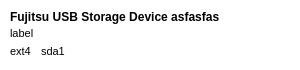
First picture: the form in playground/intern/quick-format/src/ui/item.ui, repository pars-linux/uludag, before the edit.
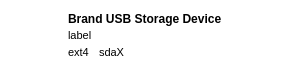
Second picture: the form after the edit. Icons and pictures are not drawn.

Commit message: show icon related to drive/partition type

The edit to the form file:
```diff
--- a/playground/intern/quick-format/src/ui/item.ui
+++ b/playground/intern/quick-format/src/ui/item.ui
@@ -54,14 +54,17 @@
      <property name="frameShadow">
       <enum>QFrame::Raised</enum>
      </property>
-     <layout class="QVBoxLayout" name="verticalLayout_2">
-      <property name="spacing">
+     <layout class="QGridLayout" name="gridLayout">
+      <property name="horizontalSpacing">
+       <number>10</number>
+      </property>
+      <property name="verticalSpacing">
        <number>0</number>
       </property>
       <property name="margin">
        <number>10</number>
       </property>
-      <item>
+      <item row="0" column="1">
        <widget class="QLabel" name="name">
         <property name="font">
          <font>
@@ -70,11 +73,11 @@
          </font>
         </property>
         <property name="text">
-         <string>Fujitsu USB Storage Device asfasfas</string>
+         <string>Brand USB Storage Device</string>
         </property>
        </widget>
       </item>
-      <item>
+      <item row="1" column="1">
        <layout class="QHBoxLayout" name="horizontalLayout_2">
         <property name="spacing">
          <number>0</number>
@@ -109,7 +112,7 @@
         </item>
        </layout>
       </item>
-      <item>
+      <item row="2" column="1">
        <layout class="QHBoxLayout" name="horizontalLayout_3">
         <item>
          <widget class="QLabel" name="format">
@@ -148,7 +151,7 @@
            </font>
           </property>
           <property name="text">
-           <string>sda1</string>
+           <string>sdaX</string>
           </property>
          </widget>
         </item>
@@ -167,6 +170,31 @@
         </item>
        </layout>
       </item>
+      <item row="0" column="0">
+       <widget class="QLabel" name="icon">
+        <property name="minimumSize">
+         <size>
+          <width>48</width>
+          <height>48</height>
+         </size>
+        </property>
+        <property name="maximumSize">
+         <size>
+          <width>48</width>
+          <height>48</height>
+         </size>
+        </property>
+        <property name="text">
+         <string/>
+        </property>
+        <property name="pixmap">
+         <pixmap resource="../data/images.qrc">:/images/images/media-flash-sd-mmc.png</pixmap>
+        </property>
+        <property name="scaledContents">
+         <bool>true</bool>
+        </property>
+       </widget>
+      </item>
      </layout>
     </widget>
    </item>
```
Left out of the diff: 4 changed lines with no effect on the pictures. The commit also changes 2 other files.
